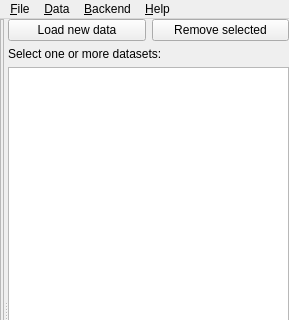
Old version of the form ufit/gui/main.ui in the repository McStasMcXtrace/ufit; both pictures show x 0 to 289 and y 0 to 320 of the 289 by 600 pixel window.
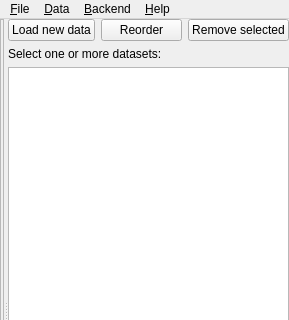
New version of the form. Icons and pictures are not drawn. Custom widgets are drawn as their Qt base class.

Commit message: gui: allow reordering of data list

```diff
--- a/ufit/gui/main.ui
+++ b/ufit/gui/main.ui
@@ -53,6 +53,13 @@
             </property>
            </widget>
           </item>
+          <item>
+           <widget class="QPushButton" name="reorderBtn">
+            <property name="text">
+             <string>Reorder</string>
+            </property>
+           </widget>
+          </item>
           <item>
            <widget class="QPushButton" name="removeBtn">
             <property name="text">
```
Left out of the diff: 2 changed lines with no effect on the pictures. The commit also changes 1 other file.
